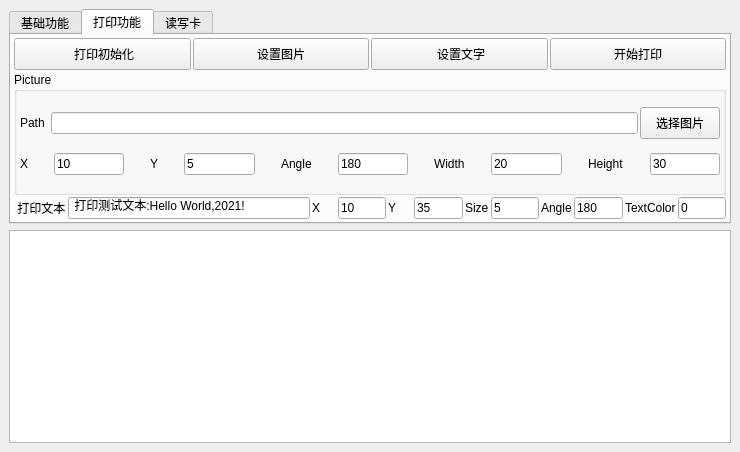
First picture: the form in Z390Sample/mainwindow.ui, repository leithergit/Z390, before the edit.
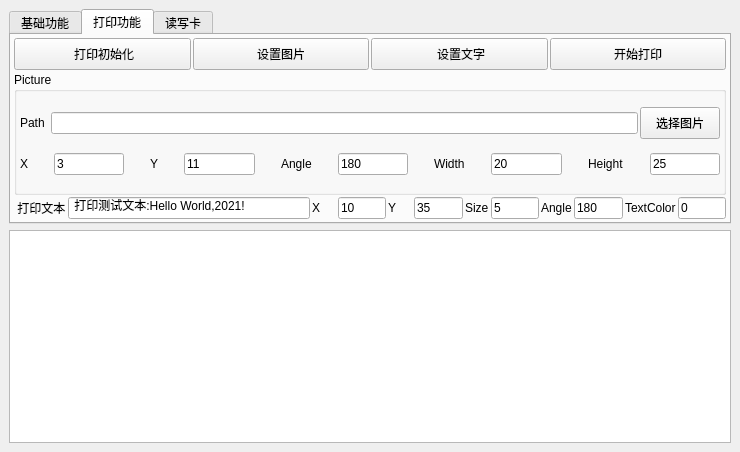
Second picture: the form after the edit. The open tabs and pages were chosen to show the change.

Diff of the .ui file:
```diff
--- a/Z390Sample/mainwindow.ui
+++ b/Z390Sample/mainwindow.ui
@@ -675,7 +675,7 @@
              <item>
               <widget class="QLineEdit" name="lineEdit_graphX">
                <property name="text">
-                <string>10</string>
+                <string>3</string>
                </property>
                <property name="placeholderText">
                 <string/>
@@ -695,7 +695,7 @@
              <item>
               <widget class="QLineEdit" name="lineEdit_graphY">
                <property name="text">
-                <string>5</string>
+                <string>11</string>
                </property>
                <property name="clearButtonEnabled">
                 <bool>false</bool>
@@ -746,7 +746,7 @@
              <item>
               <widget class="QLineEdit" name="lineEdit_graphH">
                <property name="text">
-                <string>30</string>
+                <string>25</string>
                </property>
                <property name="clearButtonEnabled">
                 <bool>false</bool>
```
